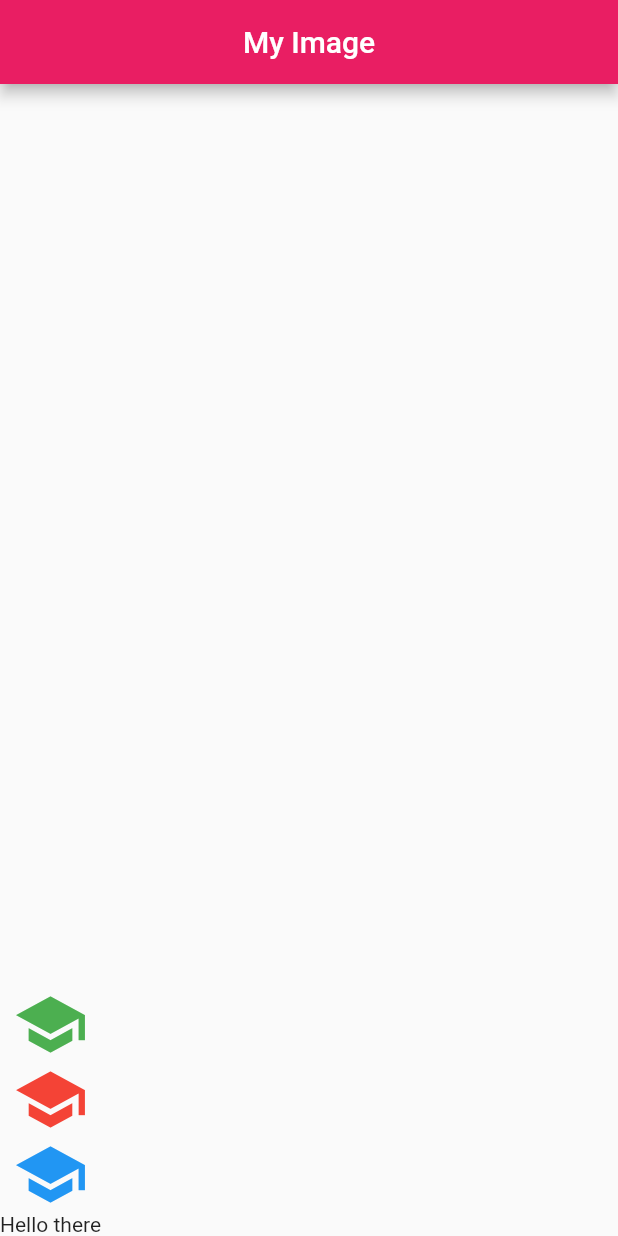
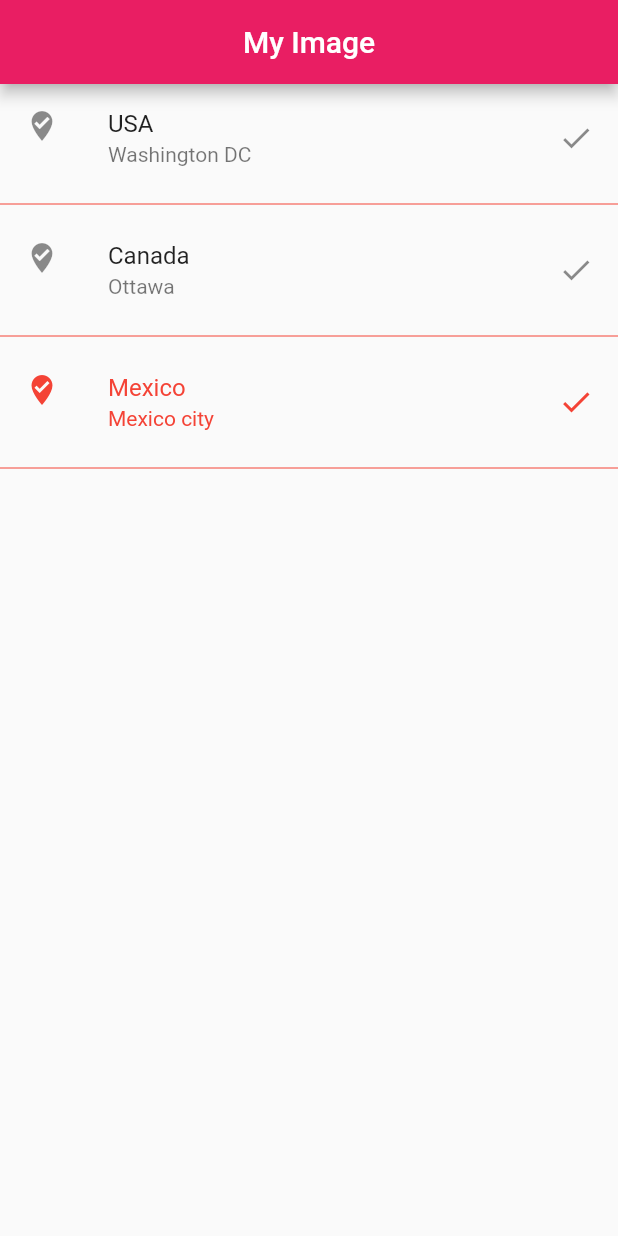
Before and after one commit to MrSolomonAccount/Custom_Widgets, a Flutter app: the screen it shows after launch, on a phone screen of 412 x 824 dp. Run offline on Flutter 3.47's test engine with Material 2 defaults, Android fonts, the phone set to English and light mode, and no system bars.

Commit message:
Every custom widget till listview.builder

```diff
--- /dev/null
+++ b/lib/custom_listview.dart
@@ -0,0 +1,38 @@
+import "package:flutter/material.dart";
+import "custom_icon.dart";
+class CustomList extends StatelessWidget{
+  final List<String> countries =const ["USA", "Canada", "Mexico"];
+  final List<String> cities = const ["Washington DC", "Ottawa", "Mexico city"];
+
+  const CustomList({super.key});
+
+@override
+Widget build(BuildContext context){
+  return ListView.builder(
+    scrollDirection: Axis.vertical,
+    itemCount: countries.length,
+    itemBuilder: (context, index){
+
+      return Column(children: [
+        ListTile(
+        leading: const Icon(Icons.where_to_vote),
+        title: Text(countries[index]),
+        subtitle: Text(cities[index]),
+        trailing: const Icon(Icons.check),
+
+        selected: index==2? true : false,
+        selectedColor: Colors.red,
+      ),
+      const Divider(color:Colors.red)
+      ]);
+/*return index%2==0
+?
+const CustomIcon(objectColor: Colors.green,)
+:
+const CustomIcon(objectColor: Colors.red,);
+   */
+    }
+    );
+}
+
+}
--- a/lib/main.dart
+++ b/lib/main.dart
@@ -1,6 +1,7 @@
 import "package:custom_widgets/custom_icon.dart";
 import "package:custom_widgets/custom_text.dart";
 import "package:custom_widgets/image_chooser.dart";
+import "custom_listview.dart";
 import "package:flutter/material.dart";
 
 class MyApp extends StatelessWidget{
@@ -11,14 +12,24 @@ class MyApp extends StatelessWidget{
       theme: ThemeData(primarySwatch: Colors.pink),
       home: Scaffold(
         appBar: AppBar(title: const Text("My Image"), centerTitle: true,),
-        body:const Column(
-          mainAxisAlignment: MainAxisAlignment.end, // decides how to place the children widget along the vertical axis
+      body:const CustomList(),
+        /*body:const Column(
+          mainAxisAlignment: MainAxisAlignment.spaceEvenly, // decides how to place the children widget along the vertical axis
           crossAxisAlignment: CrossAxisAlignment.center, // decides how to place the children widgets along the horizontal axis
           children: [
            // ImageChooser(choice: 1,),
           //ImageChooser(choice: 2,),
 
-            CustomIcon(objectSize: 50,),
+      Row(
+        // main axis in row is the horizontal axis
+        mainAxisAlignment: MainAxisAlignment.spaceEvenly,
+        children: [
+        CustomIcon(objectColor: Colors.green,),
+        CustomIcon(objectColor: Colors.yellow,),
+        CustomIcon(objectColor: Colors.red,),
+      ],)
+
+            ,
             CustomIcon(objectSize: 50, objectColor: Colors.red,),
             CustomIcon(objectSize: 50, objectColor: Colors.blue,),
 
@@ -26,7 +37,7 @@ class MyApp extends StatelessWidget{
           ],
         )
         //const ImageChooser(choice: 2,)
-
+      */
       )
     );
   }
```
